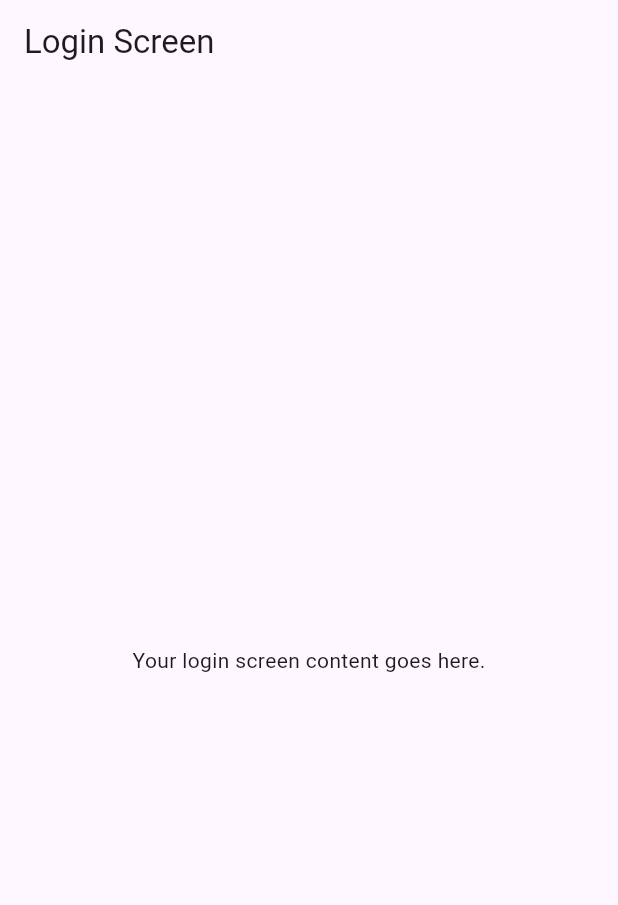
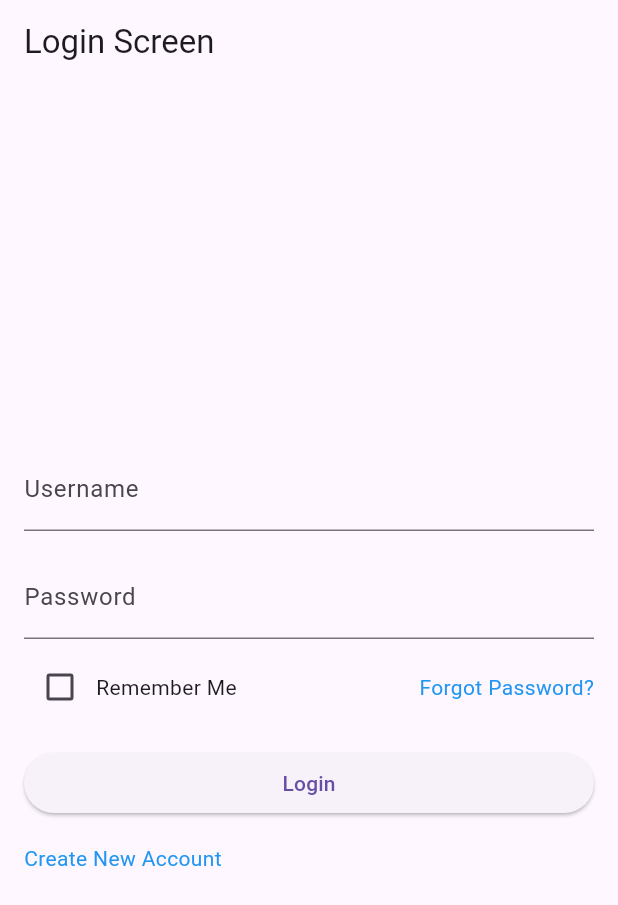
Before and after one commit to Tannop/Splash-Screen, a Flutter app: the LoginScreen screen opened directly, on a phone screen of 412 x 824 dp. Shown: the top 905 px of the screen. Run offline on Flutter 3.47's test engine with Material 3 defaults, Android fonts, the phone set to English and light mode, and no system bars; our stand-ins replace flutter_svg.

Commit message:
move and add login screen

```diff
--- /dev/null
+++ b/lib/login_screen.dart
@@ -0,0 +1,75 @@
+// login_screen.dart
+import 'package:flutter/material.dart';
+
+class LoginScreen extends StatelessWidget {
+  @override
+  Widget build(BuildContext context) {
+    return Scaffold(
+      appBar: AppBar(
+        title: const Text('Login Screen'),
+      ),
+      body: Padding(
+        padding: const EdgeInsets.all(16.0),
+        child: Column(
+          mainAxisAlignment: MainAxisAlignment.center,
+          crossAxisAlignment: CrossAxisAlignment.stretch,
+          children: [
+            const TextField(
+              decoration: InputDecoration(labelText: 'Username'),
+            ),
+            const SizedBox(height: 16.0),
+            const TextField(
+              obscureText: true,
+              decoration: InputDecoration(labelText: 'Password'),
+            ),
+            const SizedBox(height: 8.0),
+            Row(
+              children: [
+                Checkbox(
+                  value: false,
+                  onChanged: (value) {
+                    // Handle "Remember Me" logic
+                  },
+                ),
+                const Text('Remember Me'),
+                const Spacer(), //move forgot password to the right
+                GestureDetector(
+                  onTap: () {
+                    // Handle "Forgot Password" logic
+                  },
+                  child: const Text(
+                    'Forgot Password?',
+                    style: TextStyle(
+                      color: Colors.blue,
+                      //decoration: TextDecoration.underline,
+                    ),
+                  ),
+                ),
+              ],
+            ),
+            const SizedBox(height: 16.0),
+            ElevatedButton(
+              onPressed: () {
+                // Handle login logic
+              },
+              child: const Text('Login'),
+            ),
+            const SizedBox(height: 16.0),
+            GestureDetector(
+              onTap: () {
+                // Handle "Create New Account" logic
+              },
+              child: const Text(
+                'Create New Account',
+                style: TextStyle(
+                  color: Colors.blue,
+                  //decoration: TextDecoration.underline,
+                ),
+              ),
+            ),
+          ],
+        ),
+      ),
+    );
+  }
+}
```
Also changed, not shown: lib/main.dart (+6 -58 lines).
